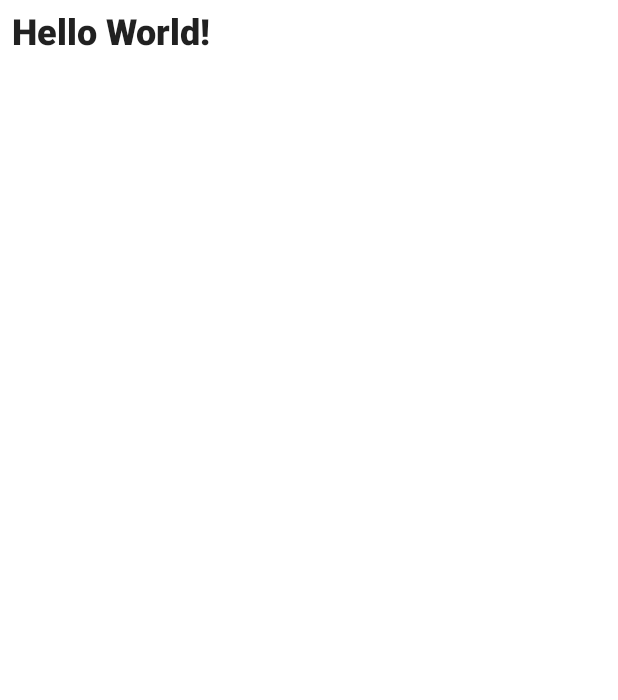
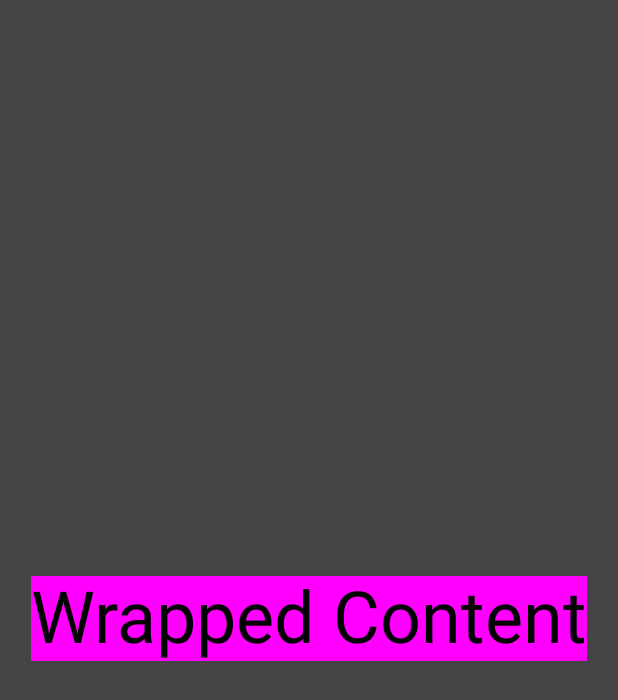
Before and after one commit to MirzaUkas/LearnCompose, an Android app built with Jetpack Compose: the screen it shows after launch (MainActivity), on a phone screen of 412 x 824 dp. Shown: the top 700 px of the screen. Run offline under Robolectric (Android 15) with nearby library versions, the phone set to English and light mode, and no system bars.

Commit message:
Surface and Wrap Content Composables

```diff
--- a/app/src/main/java/mirz/study/learncompose/MainActivity.kt
+++ b/app/src/main/java/mirz/study/learncompose/MainActivity.kt
@@ -4,36 +4,35 @@ import android.os.Bundle
 import androidx.activity.ComponentActivity
 import androidx.activity.compose.setContent
 import androidx.compose.foundation.clickable
-import androidx.compose.foundation.layout.fillMaxSize
-import androidx.compose.foundation.layout.height
-import androidx.compose.foundation.layout.padding
-import androidx.compose.foundation.layout.width
+import androidx.compose.foundation.layout.*
 import androidx.compose.material.MaterialTheme
 import androidx.compose.material.Surface
 import androidx.compose.material.Text
 import androidx.compose.runtime.Composable
 import androidx.compose.ui.Modifier
 import androidx.compose.ui.graphics.Color
-import androidx.compose.ui.text.TextStyle
 import androidx.compose.ui.text.font.FontWeight
 import androidx.compose.ui.tooling.preview.Preview
 import androidx.compose.ui.unit.dp
-import androidx.compose.ui.unit.sp
 import mirz.study.learncompose.ui.theme.LearnComposeTheme
 
 class MainActivity : ComponentActivity() {
     override fun onCreate(savedInstanceState: Bundle?) {
         super.onCreate(savedInstanceState)
         setContent {
-            LearnComposeTheme {
-                // A surface container using the 'background' color from the theme
-                Surface(
-                    modifier = Modifier.fillMaxSize(),
-                    color = MaterialTheme.colors.background
-                ) {
-                    GreetingText("World")
-                }
-            }
+            MainScreen()
+        }
+    }
+}
+
+@Composable
+fun MainScreen() {
+    Surface(color = Color.DarkGray, modifier = Modifier.fillMaxSize()) {
+        Surface(color = Color.Magenta, modifier = Modifier.wrapContentSize()) {
+            Text(
+                text = "Wrapped Content",
+                style = MaterialTheme.typography.h3
+            )
         }
     }
 }
@@ -55,6 +54,6 @@ fun GreetingText(name: String) {
 @Composable
 fun DefaultPreview() {
     LearnComposeTheme {
-        GreetingText("World")
+        MainScreen()
     }
 }
```
